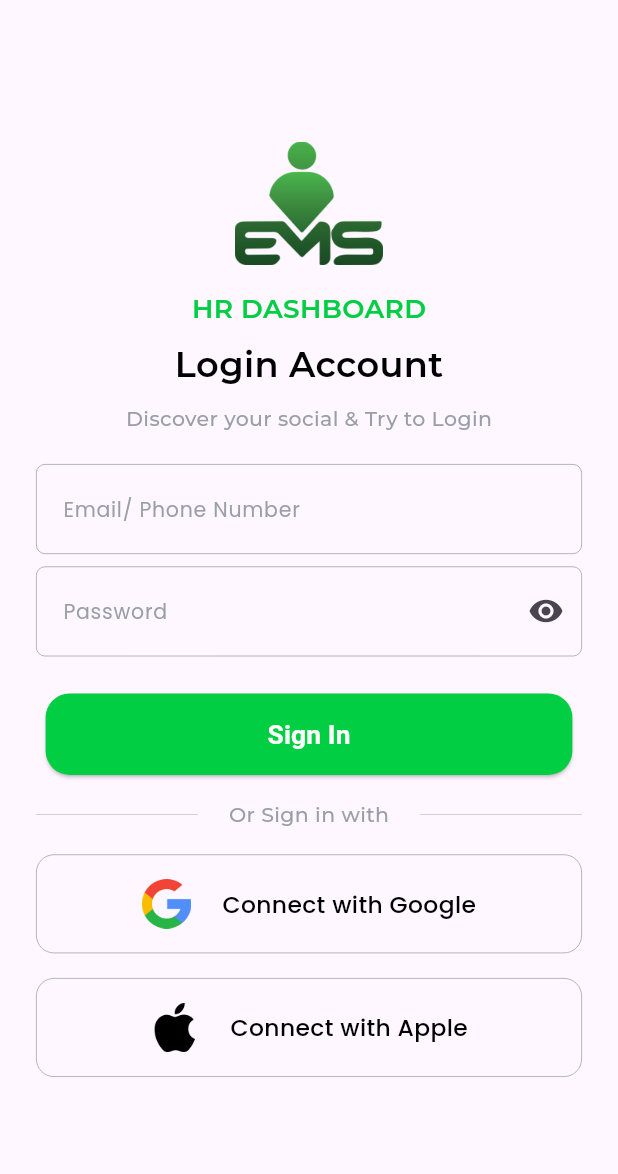
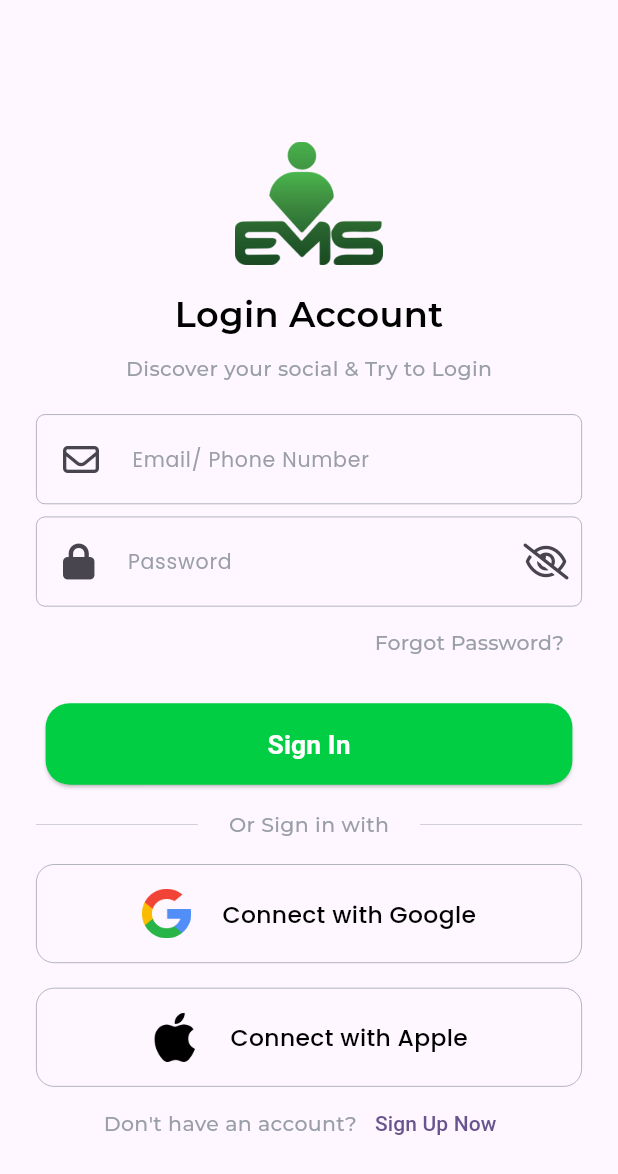
Before and after one commit to AleeXraxa/Employee-Management-System, a Flutter app: the screen it shows after launch, on a phone screen of 412 x 824 dp. Shown: the top 1174 px of the screen. Run offline on Flutter 3.47's test engine with Material 3 defaults, Android fonts, the phone set to English and light mode, and no system bars; our stand-ins replace firebase_auth, firebase_core, flutter_screenutil, font_awesome_flutter, get; accounts and stored records are empty; project files that could hold a hidden picture were left out.

Commit message:
Login and registration UI with validation

```diff
--- /dev/null
+++ b/lib/Features/Auth/Controller/auth_controller.dart
@@ -0,0 +1,21 @@
+import 'package:employee_management_system/core/app_exports.dart';
+
+class AuthController extends GetxController {
+  final emailController = TextEditingController();
+  final passController = TextEditingController();
+  final nameController = TextEditingController();
+
+  void clearFields() {
+    emailController.clear();
+    passController.clear();
+    nameController.clear();
+  }
+
+  @override
+  void dispose() {
+    emailController.dispose();
+    passController.dispose();
+    nameController.dispose();
+    super.dispose();
+  }
+}
--- a/lib/views/screens/Auth/login.dart
+++ b/lib/Features/Auth/View/login.dart
@@ -8,7 +8,8 @@ class Login extends StatefulWidget {
 }
 
 class _LoginState extends State<Login> {
-  final TextEditingController _email = TextEditingController();
+  final _passController = Get.find<PassController>();
+  final _authController = Get.find<AuthController>();
   final _formKey = GlobalKey<FormState>();
 
   @override
@@ -33,11 +34,6 @@ class _LoginState extends State<Login> {
                 ),
                 SizedBox(height: 0.02.sh),
                 Text(
-                  'HR DASHBOARD',
-                  style: AppTextStyles.title,
-                ),
-                SizedBox(height: 0.01.sh),
-                Text(
                   'Login Account',
                   style: AppTextStyles.screentitle,
                 ),
@@ -47,33 +43,57 @@ class _LoginState extends State<Login> {
                   style: AppTextStyles.bodyTextMedium,
                 ),
                 SizedBox(height: 0.025.sh),
+                Column(
+                  crossAxisAlignment: CrossAxisAlignment.end,
+                  children: [
                     Form(
                       key: _formKey,
+                      autovalidateMode: AutovalidateMode.onUserInteraction,
                       child: Column(
                         children: [
                           CustomTextField(
+                            prefix: FontAwesomeIcons.envelope,
                             labelText: 'Email/ Phone Number',
                             type: TextInputType.emailAddress,
-                        controller: _email,
+                            controller: _authController.emailController,
                             validator: AppValidators.validateEmail,
                           ),
                           SizedBox(height: 0.01.sh),
-                      CustomTextField(
+                          Obx(
+                            () => CustomTextField(
+                              prefix: FontAwesomeIcons.lock,
                               validator: AppValidators.validatePass,
                               labelText: 'Password',
                               type: TextInputType.emailAddress,
-                        controller: _email,
-                        suffix: Icons.visibility,
-                        isPass: true,
+                              controller: _authController.passController,
+                              suffix: _passController.ispass.value
+                                  ? FontAwesomeIcons.eyeSlash
+                                  : FontAwesomeIcons.eye,
+                              isPass: _passController.ispass.value,
+                              onTap: () => _passController.togglePass(),
+                            ),
                           ),
                         ],
                       ),
                     ),
-                SizedBox(height: 0.03.sh),
+                    TextButton(
+                      onPressed: () {},
+                      child: Text(
+                        'Forgot Password?',
+                        style: AppTextStyles.bodyTextMedium,
+                      ),
+                    ),
+                  ],
+                ),
+                SizedBox(height: 0.02.sh),
                 PrimaryButton(
                   text: 'Sign In',
                   bgColor: AppColors.lightGreen,
-                  ontap: () {},
+                  ontap: () {
+                    if (_formKey.currentState!.validate()) {
+                      Get.snackbar('Success', 'working');
+                    }
+                  },
                 ),
                 SizedBox(height: 0.02.sh),
                 Row(
@@ -110,6 +130,25 @@ class _LoginState extends State<Login> {
                   btnText: 'Connect with Apple',
                   img: 'assets/images/apple-logo.png',
                 ),
+                SizedBox(height: 0.001.sh),
+                Row(
+                  mainAxisAlignment: MainAxisAlignment.center,
+                  children: [
+                    Text(
+                      "Don't have an account?",
+                      style: AppTextStyles.bodyTextMedium,
+                    ),
+                    TextButton(
+                      onPressed: () {
+                        _authController.clearFields();
+                        Get.offAll(Register());
+                      },
+                      child: Text(
+                        "Sign Up Now",
+                      ),
+                    ),
+                  ],
+                )
               ],
             ),
           ),
--- a/lib/main.dart
+++ b/lib/main.dart
@@ -1,10 +1,7 @@
 import 'package:employee_management_system/core/app_exports.dart';
-import 'package:employee_management_system/views/screens/Auth/login.dart';
 import 'package:employee_management_system/config/firebase_options.dart';
+import 'package:employee_management_system/shared/bindings/initial_binding.dart';
 import 'package:firebase_core/firebase_core.dart';
-import 'package:flutter/material.dart';
-import 'package:flutter_screenutil/flutter_screenutil.dart';
-import 'package:get/get_navigation/get_navigation.dart';
 
 void main() async {
   WidgetsFlutterBinding.ensureInitialized();
@@ -23,6 +20,7 @@ class MyApp extends StatelessWidget {
       minTextAdapt: true,
       splitScreenMode: true,
       builder: (context, child) => GetMaterialApp(
+        initialBinding: InitialBinding(),
         debugShowCheckedModeBanner: false,
         title: 'Flutter Demo',
         theme: ThemeData(
--- /dev/null
+++ b/lib/shared/controllers/pass_controller.dart
@@ -0,0 +1,9 @@
+import 'package:employee_management_system/core/app_exports.dart';
+
+class PassController extends GetxController {
+  final RxBool ispass = true.obs;
+
+  void togglePass() {
+    ispass.value = !ispass.value;
+  }
+}
--- a/lib/utils/validator.dart
+++ b/lib/shared/utils/validator.dart
@@ -24,6 +24,9 @@ class AppValidators {
     if (value == null || value.isEmpty) {
       return '$field is Required';
     }
+    if (value.length < 6) {
+      return 'Username must be atleast 6 characters long';
+    }
     return null;
   }
 
--- a/lib/views/widgets/primary_btn.dart
+++ b/lib/shared/widgets/primary_btn.dart
@@ -22,7 +22,7 @@ class PrimaryButton extends StatelessWidget {
         backgroundColor: bgColor,
         padding: EdgeInsets.symmetric(horizontal: 140.w, vertical: 15.h),
       ),
-      onPressed: () {},
+      onPressed: ontap,
       child: Text(
         text,
         style: TextStyle(
--- a/lib/views/widgets/text_field.dart
+++ b/lib/shared/widgets/text_field.dart
@@ -5,6 +5,7 @@ class CustomTextField extends StatelessWidget {
   final TextInputType type;
   final TextEditingController controller;
   final IconData? suffix;
+  final IconData? prefix;
   final VoidCallback? onTap;
   final bool isPass;
   final String? Function(String?)? validator;
@@ -14,6 +15,7 @@ class CustomTextField extends StatelessWidget {
     required this.type,
     required this.controller,
     this.suffix,
+    this.prefix,
     this.onTap,
     this.isPass = false,
     required this.validator,
@@ -28,6 +30,13 @@ class CustomTextField extends StatelessWidget {
       obscureText: isPass,
       validator: validator,
       decoration: InputDecoration(
+        prefixIcon: prefix != null
+            ? Padding(
+                padding:
+                    const EdgeInsets.symmetric(vertical: 12, horizontal: 18),
+                child: FaIcon(prefix),
+              )
+            : null,
         enabledBorder: AppTextFieldStyles.enabledBorder,
         focusedBorder: AppTextFieldStyles.focusedBorder,
         errorBorder: AppTextFieldStyles.errorBorder,
@@ -35,7 +44,9 @@ class CustomTextField extends StatelessWidget {
         contentPadding: EdgeInsets.symmetric(vertical: 18, horizontal: 14),
         labelText: labelText,
         labelStyle: AppTextStyles.textField,
-        suffixIcon: IconButton(onPressed: onTap, icon: Icon(suffix)),
+        suffixIcon: suffix != null
+            ? IconButton(onPressed: onTap, icon: FaIcon(suffix))
+            : null,
       ),
     );
   }
--- a/lib/views/screens/splash.dart
+++ b/lib/splash.dart
@@ -78,6 +78,7 @@ class _SplashState extends State<Splash> with SingleTickerProviderStateMixin {
                 );
               },
               child: Container(
+                margin: EdgeInsets.only(top: 1),
                 width: 0.5.sw,
                 height: 0.2.sh,
                 child: Image.asset('assets/images/logo.png'),
--- a/pubspec.yaml
+++ b/pubspec.yaml
@@ -21,6 +21,7 @@ dependencies:
 
   # firebase
   firebase_core: ^3.13.1
+  firebase_auth:
 
 dev_dependencies:
   flutter_test:
```
Also changed, not shown: lib/Features/Auth/View/register.dart (added, +160 -0 lines), lib/core/app_exports.dart (+13 -6 lines), lib/shared/bindings/initial_binding.dart (added, +9 -0 lines), lib/shared/widgets/social_btn.dart (renamed from lib/views/widgets/social_btn.dart), pubspec.lock, 3 other files. Lines whose indentation alone changed are shown as unchanged.
